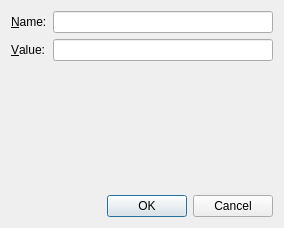
The window that Viewer/src/VariableAddDialog.ui (ecmwf/ecflow) describes before a commit, drawn with Qt 5.
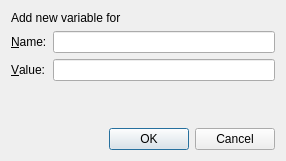
The same window after the commit.

The edit to the form file:
```diff
--- a/Viewer/src/VariableAddDialog.ui
+++ b/Viewer/src/VariableAddDialog.ui
@@ -6,8 +6,8 @@
    <rect>
     <x>0</x>
     <y>0</y>
-    <width>284</width>
-    <height>228</height>
+    <width>286</width>
+    <height>161</height>
    </rect>
   </property>
   <property name="windowTitle">
@@ -17,11 +17,21 @@
    <bool>true</bool>
   </property>
   <layout class="QVBoxLayout" name="verticalLayout">
+   <item>
+    <widget class="QLabel" name="label_">
+     <property name="sizePolicy">
+      <sizepolicy hsizetype="Preferred" vsizetype="Minimum">
+       <horstretch>0</horstretch>
+       <verstretch>0</verstretch>
+      </sizepolicy>
+     </property>
+     <property name="text">
+      <string>Add new variable for</string>
+     </property>
+    </widget>
+   </item>
    <item>
     <layout class="QFormLayout" name="formLayout">
-     <property name="fieldGrowthPolicy">
-      <enum>QFormLayout::ExpandingFieldsGrow</enum>
-     </property>
      <item row="0" column="0">
       <widget class="QLabel" name="label">
        <property name="text">
@@ -54,6 +64,19 @@
      </item>
     </layout>
    </item>
+   <item>
+    <spacer name="verticalSpacer">
+     <property name="orientation">
+      <enum>Qt::Vertical</enum>
+     </property>
+     <property name="sizeHint" stdset="0">
+      <size>
+       <width>20</width>
+       <height>40</height>
+      </size>
+     </property>
+    </spacer>
+   </item>
    <item>
     <widget class="QDialogButtonBox" name="buttonBox">
      <property name="orientation">
```
Left out of the diff: 10 changed lines with no effect on the pictures.
